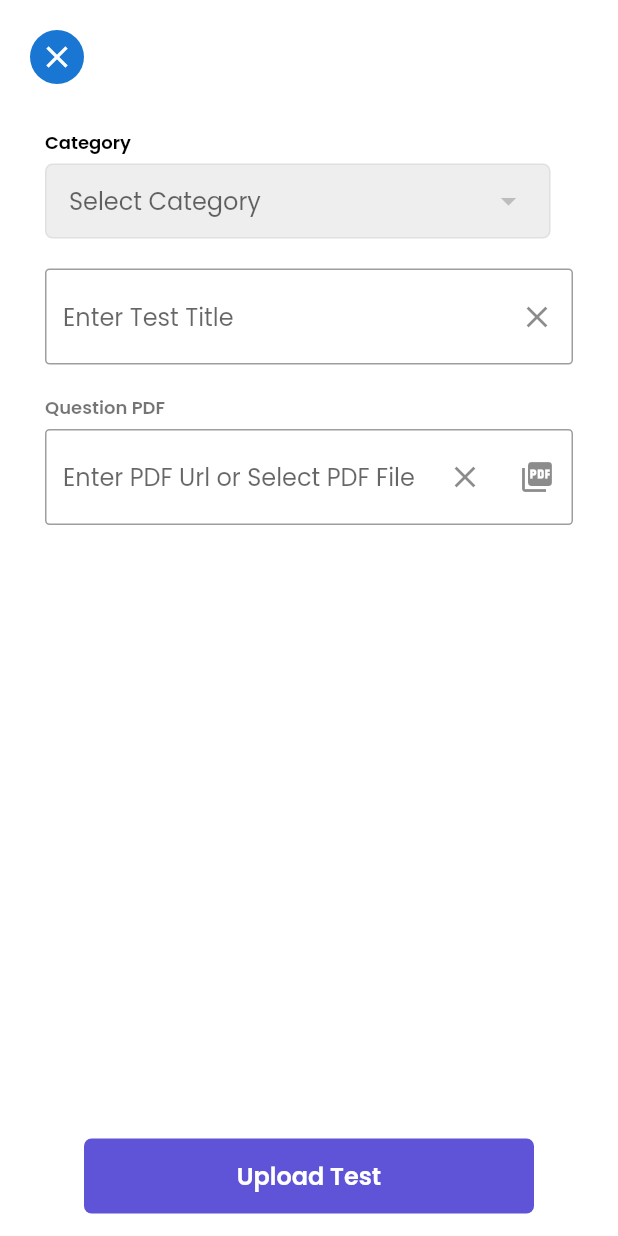
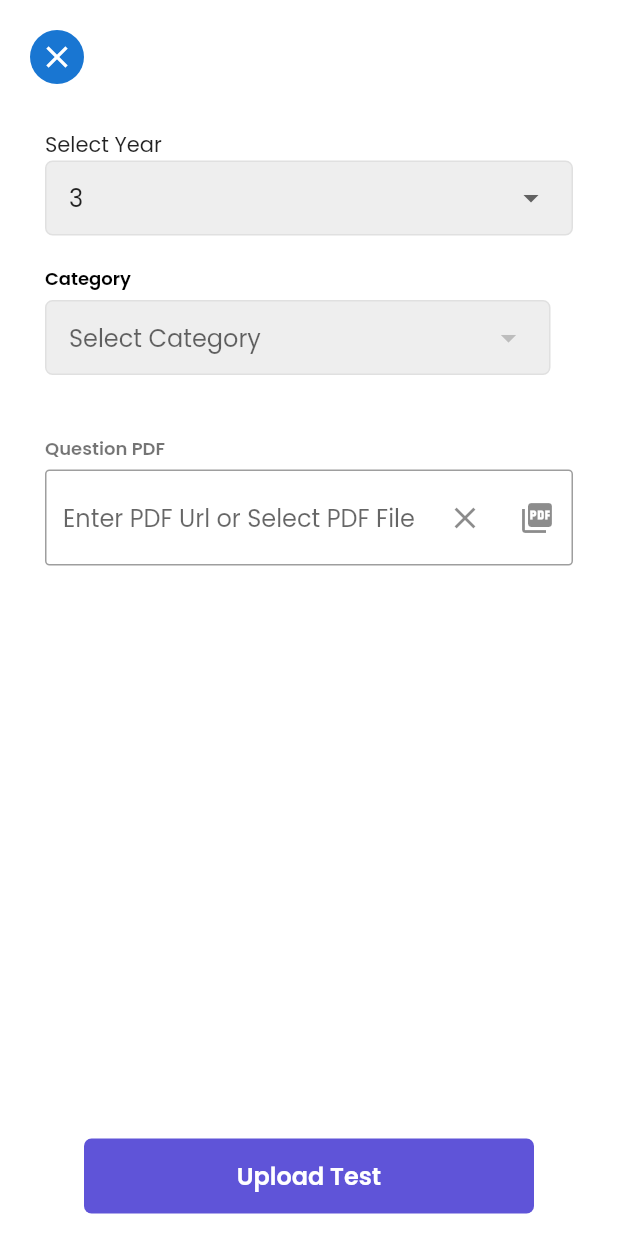
Before and after one commit to azzouzin/9arrini-admin, a Flutter app: the TestForm screen opened directly, on a phone screen of 412 x 824 dp. Run offline on Flutter 3.47's test engine with Material 3 defaults, Android fonts, the phone set to English and light mode, and no system bars; our stand-ins replace animated_flip_counter, cached_network_image, cloud_firestore, csv, data_table_2, dotted_border and 15 more; missing offline and left inert: html_editor_enhanced, image_network, pointer_interceptor, youtube_parser; accounts and stored records are empty; statements that could not run were skipped.

Commit message:
add test with respective year

```diff
--- a/lib/app.dart
+++ b/lib/app.dart
@@ -4,6 +4,7 @@ import 'package:flutter/material.dart';
 import 'package:provider/provider.dart';
 import 'blocs/ads_bloc.dart';
 import 'blocs/settings_bloc.dart';
+import 'blocs/years_bloc.dart';
 import 'configs/config.dart';
 
 class MyApp extends StatelessWidget {
@@ -15,6 +16,7 @@ class MyApp extends StatelessWidget {
       providers: [
         ChangeNotifierProvider<SettingsBloc>(create: (context) => SettingsBloc()),
         ChangeNotifierProvider<AdsBloc>(create: (context) => AdsBloc()),
+        ChangeNotifierProvider<YearsBloc>(create: (context) => YearsBloc()),
       ],
       child: MaterialApp(
           debugShowCheckedModeBanner: false,
--- /dev/null
+++ b/lib/blocs/years_bloc.dart
@@ -0,0 +1,19 @@
+import 'package:cloud_firestore/cloud_firestore.dart';
+import 'package:flutter/material.dart';
+
+class YearsBloc extends ChangeNotifier {
+  final FirebaseFirestore firestore = FirebaseFirestore.instance;
+
+  int _selctedYear = 3;
+  int get selctedYear => _selctedYear;
+
+  List<int> years = [
+    3,
+    4,
+    5,
+  ];
+  void changeselctedYear(int value) {
+    _selctedYear = value;
+    notifyListeners();
+  }
+}
--- /dev/null
+++ b/lib/components/year_dropdown.dart
@@ -0,0 +1,35 @@
+import 'package:app_admin/blocs/years_bloc.dart';
+import 'package:flutter/material.dart';
+import 'package:flutter_riverpod/flutter_riverpod.dart';
+import 'package:provider/provider.dart';
+
+class YearDropdown extends ConsumerWidget {
+  const YearDropdown({Key? key, required this.onChanged}) : super(key: key);
+
+  final Function onChanged;
+
+  @override
+  Widget build(BuildContext context, WidgetRef ref) {
+    return Container(
+        height: 50,
+        padding: const EdgeInsets.only(left: 15, right: 15),
+        decoration: BoxDecoration(
+            color: Colors.grey[200],
+            border: Border.all(color: Colors.grey[300]!),
+            borderRadius: BorderRadius.circular(5)),
+        child: DropdownButtonFormField<int>(
+            itemHeight: 50,
+            decoration: const InputDecoration(border: InputBorder.none),
+            onChanged: (int? value) {
+              onChanged(value);
+            },
+            value: context.read<YearsBloc>().selctedYear,
+            hint: const Text('Select Year'),
+            items: context.read<YearsBloc>().years.map((f) {
+              return DropdownMenuItem(
+                value: f,
+                child: Text(f.toString()),
+              );
+            }).toList()));
+  }
+}
--- a/lib/forms/question_form/test_form.dart
+++ b/lib/forms/question_form/test_form.dart
@@ -15,8 +15,11 @@ import 'package:flutter/services.dart';
 import 'package:flutter_riverpod/flutter_riverpod.dart';
 import 'package:html_editor_enhanced/html_editor.dart';
 import 'package:logger/web.dart';
+import 'package:provider/provider.dart';
 import 'package:rounded_loading_button_plus/rounded_loading_button.dart';
 
+import '../../blocs/years_bloc.dart';
+import '../../components/year_dropdown.dart';
 import '../../models/Test.dart';
 import '../../models/question.dart';
 
@@ -150,7 +153,7 @@ class _TestFormState extends ConsumerState<TestForm> {
           formKey.currentState!.save();
           _uploadPdfToFirebaseHosting().then((String? pdfUrl) async {
             if (pdfUrl != null) {
-              _uploadProcedures();
+              _uploadProcedures(pdfUrl);
             }
           });
         }
@@ -162,9 +165,9 @@ class _TestFormState extends ConsumerState<TestForm> {
     }
   }
 
-  _uploadProcedures() async {
+  _uploadProcedures(String link) async {
     //  _btnCtlr.start();
-    await uploadTest().then((value) async {
+    await uploadTest(link).then((value) async {
       if (widget.q == null) {
         // await await FirebaseService()
         //     .increaseQuestionCountInQuiz(_selectedQuizId!, null);
@@ -180,7 +183,7 @@ class _TestFormState extends ConsumerState<TestForm> {
     });
   }
 
-  Future uploadTest() async {
+  Future uploadTest(String link) async {
     try {
       final String docId = firestore.collection(collectionName).doc().id;
 
@@ -192,7 +195,8 @@ class _TestFormState extends ConsumerState<TestForm> {
         createdAt: createdAt,
         updatedAt: updatedAt,
         name: questionpdfCtrl.text,
-        link: questionpdfCtrl.text.isEmpty ? null : questionpdfCtrl.text,
+        link: link,
+        year: context.read<YearsBloc>().selctedYear,
       );
 
       Map<String, dynamic> data = Test.getMap(q);
@@ -232,6 +236,13 @@ class _TestFormState extends ConsumerState<TestForm> {
           child: Column(
             crossAxisAlignment: CrossAxisAlignment.start,
             children: [
+              Text('Select Year'),
+              YearDropdown(
+                onChanged: (value) {
+                  print(value);
+                },
+              ),
+              const SizedBox(height: 20),
               Row(
                 children: [
                   Expanded(
@@ -264,18 +275,6 @@ class _TestFormState extends ConsumerState<TestForm> {
                 ],
               ),
               const SizedBox(height: 20),
-              TextFormField(
-                controller: questionTitleCtlr,
-                decoration: InputDecoration(
-                  border: OutlineInputBorder(
-                      borderRadius: BorderRadius.circular(3)),
-                  hintText: 'Enter Test Title',
-                  suffixIcon: IconButton(
-                    icon: const Icon(Icons.close),
-                    onPressed: () => questionTitleCtlr.clear(),
-                  ),
-                ),
-              ),
               QuestionAudio(
                 questionType: _questionType,
                 imageCtrl: questionAudioCtrl,
--- a/lib/models/test.dart
+++ b/lib/models/test.dart
@@ -4,7 +4,7 @@ class Test {
   String? id;
   String? name;
   String? link;
-  String? year;
+  int? year;
   // ignore: prefer_typing_uninitialized_variables
   var createdAt;
   // ignore: prefer_typing_uninitialized_variables
```
